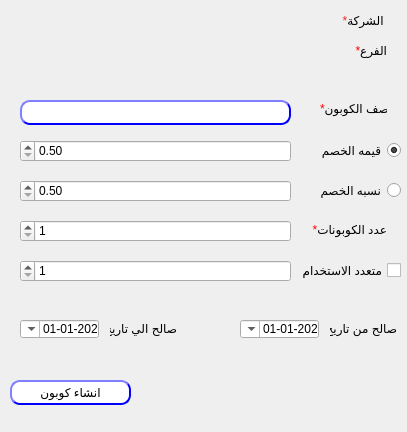
The window that presentation/coupon_ui/createCoupon.ui (shymaa123456/HyperPOS2020) describes before a commit, drawn with Qt 5.
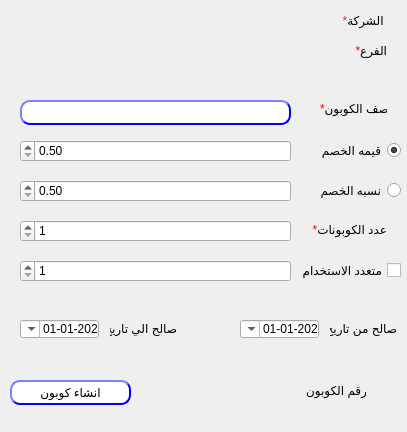
The same window after the commit.

Commit message: fawzy comments

Patch:
```diff
--- a/presentation/coupon_ui/createCoupon.ui
+++ b/presentation/coupon_ui/createCoupon.ui
@@ -353,6 +353,32 @@
     <number>1</number>
    </property>
   </widget>
+  <widget class="QLabel" name="label_num">
+   <property name="geometry">
+    <rect>
+     <x>210</x>
+     <y>382</y>
+     <width>47</width>
+     <height>21</height>
+    </rect>
+   </property>
+   <property name="text">
+    <string/>
+   </property>
+  </widget>
+  <widget class="QLabel" name="label_2">
+   <property name="geometry">
+    <rect>
+     <x>306</x>
+     <y>380</y>
+     <width>61</width>
+     <height>20</height>
+    </rect>
+   </property>
+   <property name="text">
+    <string>رقم الكوبون : </string>
+   </property>
+  </widget>
  </widget>
  <resources/>
  <connections/>
```
The commit also changes 2 other files.
